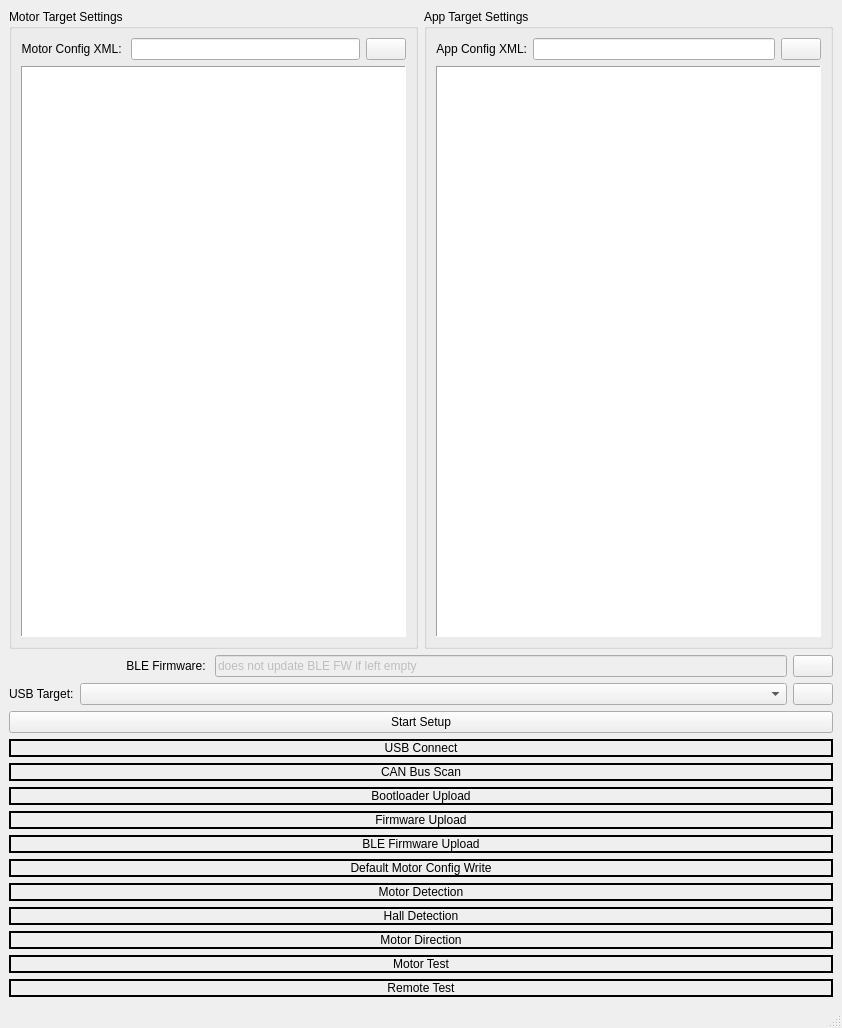
Above: boardsetupwindow.ui from vedderb/vesc_tool before the change. Below: the same form after it.
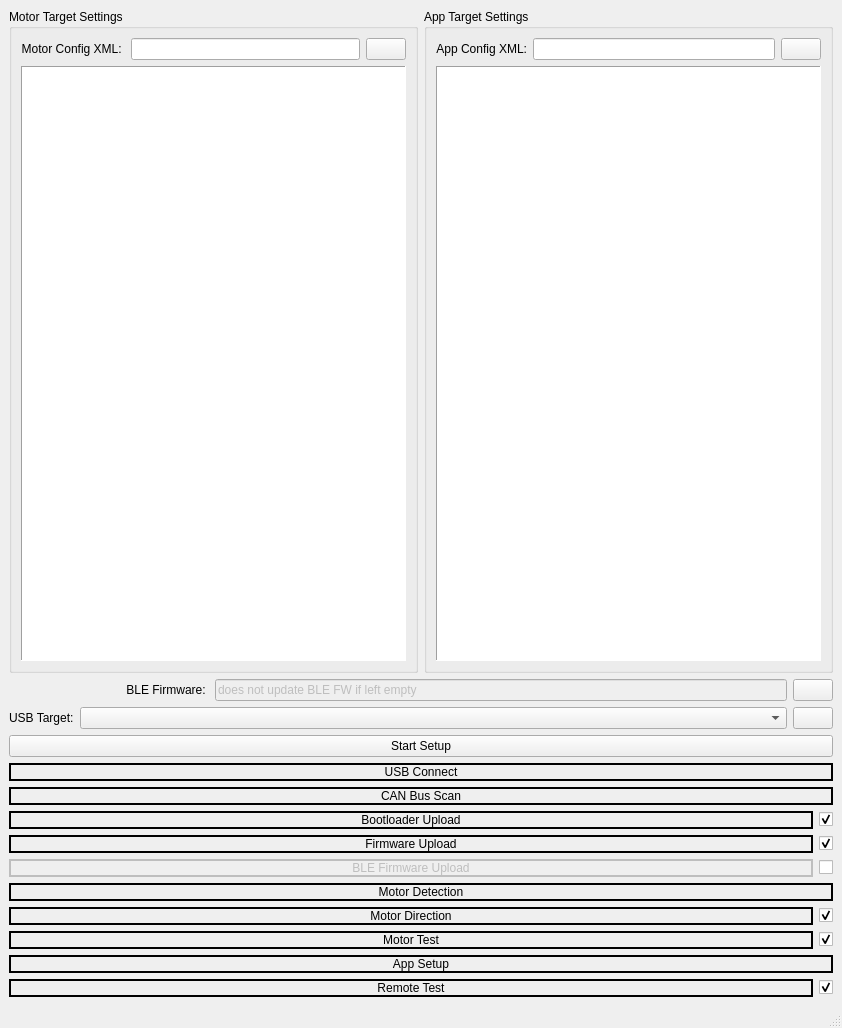
That is the form after the change. Icons and pictures are not drawn. Custom widgets are drawn as their Qt base class.

Commit message: added enable boxes

Patch:
```diff
--- a/boardsetupwindow.ui
+++ b/boardsetupwindow.ui
@@ -274,6 +274,9 @@
       </item>
       <item>
        <widget class="QPushButton" name="startButton">
+        <property name="enabled">
+         <bool>true</bool>
+        </property>
         <property name="text">
          <string>Start Setup</string>
         </property>
@@ -318,6 +321,11 @@
        </widget>
       </item>
       <item>
+       <layout class="QHBoxLayout" name="horizontalLayout_2">
+        <property name="sizeConstraint">
+         <enum>QLayout::SetNoConstraint</enum>
+        </property>
+        <item>
        <widget class="QLabel" name="bootloaderLabel">
         <property name="autoFillBackground">
          <bool>false</bool>
@@ -337,6 +345,29 @@
        </widget>
       </item>
       <item>
+         <widget class="QCheckBox" name="bootloaderCheckBox">
+          <property name="sizePolicy">
+           <sizepolicy hsizetype="Fixed" vsizetype="Fixed">
+            <horstretch>0</horstretch>
+            <verstretch>0</verstretch>
+           </sizepolicy>
+          </property>
+          <property name="layoutDirection">
+           <enum>Qt::RightToLeft</enum>
+          </property>
+          <property name="text">
+           <string/>
+          </property>
+          <property name="checked">
+           <bool>true</bool>
+          </property>
+         </widget>
+        </item>
+       </layout>
+      </item>
+      <item>
+       <layout class="QHBoxLayout" name="horizontalLayout_6">
+        <item>
        <widget class="QLabel" name="firmwareLabel">
         <property name="autoFillBackground">
          <bool>false</bool>
@@ -356,7 +387,33 @@
        </widget>
       </item>
       <item>
+         <widget class="QCheckBox" name="firmwareCheckBox">
+          <property name="sizePolicy">
+           <sizepolicy hsizetype="Fixed" vsizetype="Fixed">
+            <horstretch>0</horstretch>
+            <verstretch>0</verstretch>
+           </sizepolicy>
+          </property>
+          <property name="layoutDirection">
+           <enum>Qt::RightToLeft</enum>
+          </property>
+          <property name="text">
+           <string/>
+          </property>
+          <property name="checked">
+           <bool>true</bool>
+          </property>
+         </widget>
+        </item>
+       </layout>
+      </item>
+      <item>
+       <layout class="QHBoxLayout" name="horizontalLayout_7">
+        <item>
        <widget class="QLabel" name="bleFirmwareLabel">
+          <property name="enabled">
+           <bool>false</bool>
+          </property>
         <property name="autoFillBackground">
          <bool>false</bool>
         </property>
@@ -375,23 +432,28 @@
        </widget>
       </item>
       <item>
-       <widget class="QLabel" name="motorConfigWrite">
-        <property name="autoFillBackground">
-         <bool>false</bool>
-        </property>
-        <property name="frameShape">
-         <enum>QFrame::WinPanel</enum>
-        </property>
-        <property name="frameShadow">
-         <enum>QFrame::Plain</enum>
+         <widget class="QCheckBox" name="bleCheckBox">
+          <property name="enabled">
+           <bool>true</bool>
+          </property>
+          <property name="sizePolicy">
+           <sizepolicy hsizetype="Fixed" vsizetype="Fixed">
+            <horstretch>0</horstretch>
+            <verstretch>0</verstretch>
+           </sizepolicy>
+          </property>
+          <property name="layoutDirection">
+           <enum>Qt::RightToLeft</enum>
         </property>
         <property name="text">
-         <string>Default Motor Config Write</string>
-        </property>
-        <property name="alignment">
-         <set>Qt::AlignCenter</set>
-        </property>
-       </widget>
+           <string/>
+          </property>
+          <property name="checked">
+           <bool>false</bool>
+          </property>
+         </widget>
+        </item>
+       </layout>
       </item>
       <item>
        <widget class="QLabel" name="motorDetectionLabel">
@@ -413,24 +475,7 @@
        </widget>
       </item>
       <item>
-       <widget class="QLabel" name="hallDetectionLabel">
-        <property name="autoFillBackground">
-         <bool>false</bool>
-        </property>
-        <property name="frameShape">
-         <enum>QFrame::WinPanel</enum>
-        </property>
-        <property name="frameShadow">
-         <enum>QFrame::Plain</enum>
-        </property>
-        <property name="text">
-         <string>Hall Detection</string>
-        </property>
-        <property name="alignment">
-         <set>Qt::AlignCenter</set>
-        </property>
-       </widget>
-      </item>
+       <layout class="QHBoxLayout" name="horizontalLayout_8">
       <item>
        <widget class="QLabel" name="motorDirectionLabel">
         <property name="autoFillBackground">
@@ -451,6 +496,29 @@
        </widget>
       </item>
       <item>
+         <widget class="QCheckBox" name="directionCheckBox">
+          <property name="sizePolicy">
+           <sizepolicy hsizetype="Fixed" vsizetype="Fixed">
+            <horstretch>0</horstretch>
+            <verstretch>0</verstretch>
+           </sizepolicy>
+          </property>
+          <property name="layoutDirection">
+           <enum>Qt::RightToLeft</enum>
+          </property>
+          <property name="text">
+           <string/>
+          </property>
+          <property name="checked">
+           <bool>true</bool>
+          </property>
+         </widget>
+        </item>
+       </layout>
+      </item>
+      <item>
+       <layout class="QHBoxLayout" name="horizontalLayout_9">
+        <item>
        <widget class="QLabel" name="motorTestLabel">
         <property name="autoFillBackground">
          <bool>false</bool>
@@ -470,6 +538,48 @@
        </widget>
       </item>
       <item>
+         <widget class="QCheckBox" name="motorTestCheckBox">
+          <property name="sizePolicy">
+           <sizepolicy hsizetype="Fixed" vsizetype="Fixed">
+            <horstretch>0</horstretch>
+            <verstretch>0</verstretch>
+           </sizepolicy>
+          </property>
+          <property name="layoutDirection">
+           <enum>Qt::RightToLeft</enum>
+          </property>
+          <property name="text">
+           <string/>
+          </property>
+          <property name="checked">
+           <bool>true</bool>
+          </property>
+         </widget>
+        </item>
+       </layout>
+      </item>
+      <item>
+       <widget class="QLabel" name="remoteTestLabel_3">
+        <property name="autoFillBackground">
+         <bool>false</bool>
+        </property>
+        <property name="frameShape">
+         <enum>QFrame::WinPanel</enum>
+        </property>
+        <property name="frameShadow">
+         <enum>QFrame::Plain</enum>
+        </property>
+        <property name="text">
+         <string>App Setup</string>
+        </property>
+        <property name="alignment">
+         <set>Qt::AlignCenter</set>
+        </property>
+       </widget>
+      </item>
+      <item>
+       <layout class="QHBoxLayout" name="horizontalLayout_14">
+        <item>
        <widget class="QLabel" name="remoteTestLabel">
         <property name="autoFillBackground">
          <bool>false</bool>
@@ -487,6 +597,27 @@
          <set>Qt::AlignCenter</set>
         </property>
        </widget>
+        </item>
+        <item>
+         <widget class="QCheckBox" name="remoteTestCheckBox">
+          <property name="sizePolicy">
+           <sizepolicy hsizetype="Fixed" vsizetype="Fixed">
+            <horstretch>0</horstretch>
+            <verstretch>0</verstretch>
+           </sizepolicy>
+          </property>
+          <property name="layoutDirection">
+           <enum>Qt::RightToLeft</enum>
+          </property>
+          <property name="text">
+           <string/>
+          </property>
+          <property name="checked">
+           <bool>true</bool>
+          </property>
+         </widget>
+        </item>
+       </layout>
       </item>
      </layout>
     </item>
```
Lines whose indentation alone changed are shown as unchanged. The commit also changes 2 other files.
